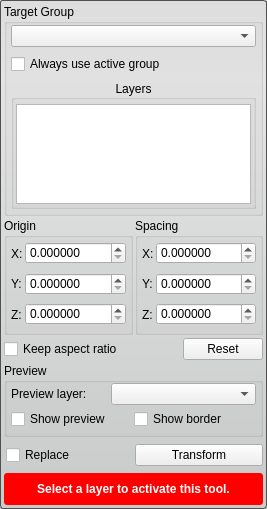
Old version of the form src/Interface/ToolInterface/TransformToolInterface.ui in the repository jessdtate/Seg3D.
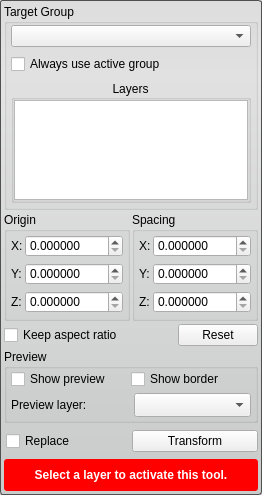
New version of the form.

```diff
--- a/src/Interface/ToolInterface/TransformToolInterface.ui
+++ b/src/Interface/ToolInterface/TransformToolInterface.ui
@@ -6,8 +6,8 @@
    <rect>
     <x>0</x>
     <y>0</y>
-    <width>267</width>
-    <height>509</height>
+    <width>262</width>
+    <height>489</height>
    </rect>
   </property>
   <property name="sizePolicy">
@@ -156,19 +156,10 @@
         </property>
         <layout class="QVBoxLayout" name="verticalLayout_6">
          <property name="spacing">
-          <number>2</number>
+          <number>0</number>
          </property>
-         <property name="leftMargin">
-          <number>2</number>
-         </property>
-         <property name="topMargin">
-          <number>4</number>
-         </property>
-         <property name="rightMargin">
-          <number>2</number>
-         </property>
-         <property name="bottomMargin">
-          <number>2</number>
+         <property name="margin">
+          <number>0</number>
          </property>
          <item>
           <widget class="QListWidget" name="layer_list_">
@@ -623,12 +614,6 @@
    </item>
    <item>
     <widget class="QGroupBox" name="groupBox_2">
-     <property name="minimumSize">
-      <size>
-       <width>0</width>
-       <height>74</height>
-      </size>
-     </property>
      <property name="maximumSize">
       <size>
        <width>16777215</width>
@@ -654,27 +639,6 @@
       <property name="bottomMargin">
        <number>4</number>
       </property>
-      <item>
-       <layout class="QHBoxLayout" name="horizontalLayout_9" stretch="2,3">
-        <item>
-         <widget class="QLabel" name="label_7">
-          <property name="text">
-           <string>Preview layer:</string>
-          </property>
-         </widget>
-        </item>
-        <item>
-         <widget class="QComboBox" name="preview_layer_combobox_">
-          <property name="sizePolicy">
-           <sizepolicy hsizetype="Ignored" vsizetype="Fixed">
-            <horstretch>0</horstretch>
-            <verstretch>0</verstretch>
-           </sizepolicy>
-          </property>
-         </widget>
-        </item>
-       </layout>
-      </item>
       <item>
        <widget class="QWidget" name="widget_13" native="true">
         <property name="minimumSize">
@@ -713,6 +677,38 @@
         </layout>
        </widget>
       </item>
+      <item>
+       <widget class="QWidget" name="preview_chooser_widget_" native="true">
+        <property name="minimumSize">
+         <size>
+          <width>0</width>
+          <height>24</height>
+         </size>
+        </property>
+        <layout class="QHBoxLayout" name="horizontalLayout_15">
+         <property name="margin">
+          <number>0</number>
+         </property>
+         <item>
+          <widget class="QLabel" name="label_7">
+           <property name="text">
+            <string>Preview layer:</string>
+           </property>
+          </widget>
+         </item>
+         <item>
+          <widget class="QComboBox" name="preview_layer_combobox_">
+           <property name="sizePolicy">
+            <sizepolicy hsizetype="Ignored" vsizetype="Preferred">
+             <horstretch>0</horstretch>
+             <verstretch>0</verstretch>
+            </sizepolicy>
+           </property>
+          </widget>
+         </item>
+        </layout>
+       </widget>
+      </item>
      </layout>
     </widget>
    </item>
```
Left out of the diff: 19 changed lines with no effect on the pictures.
